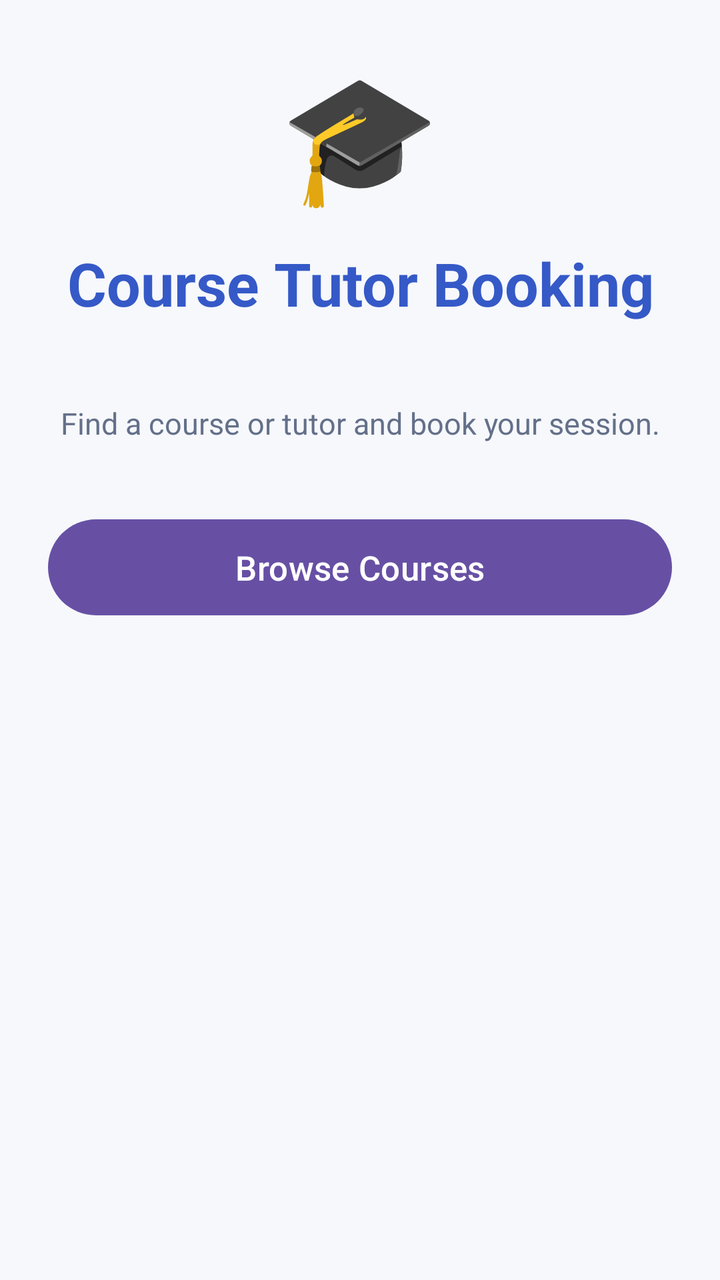
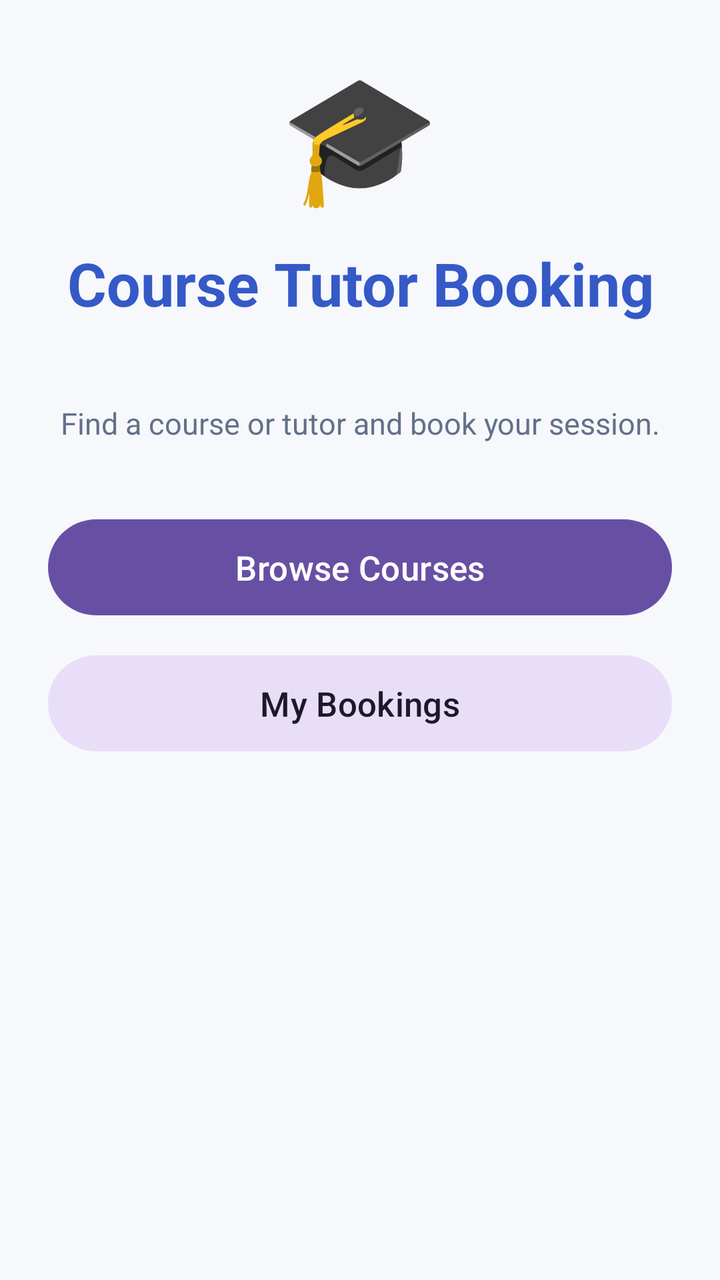

Before-and-after screenshots of an Android layout around one commit, followed by the original layout XML and the change that was made.
<!-- AndroidManifest.xml: application theme Theme.CampusEquipmentRentalApp -->
<!-- res/layout/fragment_home.xml -->
<?xml version="1.0" encoding="utf-8"?>
<ScrollView
    xmlns:android="http://schemas.android.com/apk/res/android"
    android:layout_width="match_parent"
    android:layout_height="match_parent"
    android:background="@color/screen_background"
    android:fillViewport="true">

    <LinearLayout
        android:layout_width="match_parent"
        android:layout_height="wrap_content"
        android:gravity="center_horizontal"
        android:orientation="vertical"
        android:padding="24dp">

        <TextView
            android:layout_width="wrap_content"
            android:layout_height="wrap_content"
            android:text="🎓"
            android:textSize="64sp" />

        <TextView
            android:layout_width="wrap_content"
            android:layout_height="wrap_content"
            android:layout_marginTop="12dp"
            android:gravity="center"
            android:text="@string/home_title"
            android:textColor="@color/primary"
            android:textSize="30sp"
            android:textStyle="bold" />

        <TextView
            android:id="@+id/tv_welcome"
            android:layout_width="wrap_content"
            android:layout_height="wrap_content"
            android:layout_marginTop="10dp"
            android:gravity="center"
            android:textColor="@color/text_secondary"
            android:textSize="16sp" />

        <TextView
            android:layout_width="wrap_content"
            android:layout_height="wrap_content"
            android:layout_marginTop="8dp"
            android:gravity="center"
            android:text="@string/home_subtitle"
            android:textColor="@color/text_secondary"
            android:textSize="15sp" />

        <com.google.android.material.button.MaterialButton
            android:id="@+id/btn_view_courses"
            android:layout_width="match_parent"
            android:layout_height="56dp"
            android:layout_marginTop="34dp"
            android:text="@string/view_courses"
            android:textSize="17sp" />

    </LinearLayout>
</ScrollView>
<!-- resources referenced by this layout -->
<resources>
  <color name="primary">#3559C7</color>
  <color name="screen_background">#F6F8FC</color>
  <color name="text_secondary">#647089</color>
  <string name="home_subtitle">Find a course or tutor and book your session.</string>
  <string name="home_title">Course Tutor Booking</string>
  <string name="view_courses">Browse Courses</string>
  <style name="Theme.CampusEquipmentRentalApp" parent="Base.Theme.CampusEquipmentRentalApp" />
  <style name="Base.Theme.CampusEquipmentRentalApp" parent="Theme.Material3.DayNight.NoActionBar">
          
          
      </style>
</resources>

<!-- the commit's change to res/layout/fragment_home.xml (unified diff, before → after) -->
@@ -55,5 +55,14 @@
             android:text="@string/view_courses"
             android:textSize="17sp" />
 
+        <com.google.android.material.button.MaterialButton
+            android:id="@+id/btn_my_bookings"
+            style="@style/Widget.Material3.Button.TonalButton"
+            android:layout_width="match_parent"
+            android:layout_height="56dp"
+            android:layout_marginTop="12dp"
+            android:text="@string/my_bookings"
+            android:textSize="17sp" />
+
     </LinearLayout>
 </ScrollView>
<!-- resource entries referenced after the edit -->
@@ -5,6 +5,7 @@
   <color name="text_secondary">#647089</color>
   <string name="home_subtitle">Find a course or tutor and book your session.</string>
   <string name="home_title">Course Tutor Booking</string>
+  <string name="my_bookings">My Bookings</string>
   <string name="view_courses">Browse Courses</string>
   <style name="Theme.CampusEquipmentRentalApp" parent="Base.Theme.CampusEquipmentRentalApp" />
   <style name="Base.Theme.CampusEquipmentRentalApp" parent="Theme.Material3.DayNight.NoActionBar">
